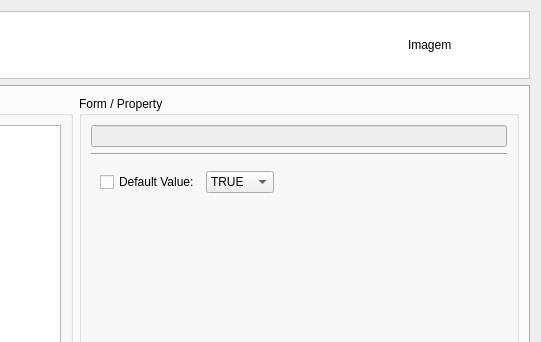
claudiobogossian/terralib5, file src/terralib/qt/plugins/mobile/qt/ui/GeoPackageBuilderDialogForm.ui: the form before one commit; both pictures show x 390 to 931 and y 0 to 342 of the 931 by 607 pixel window.
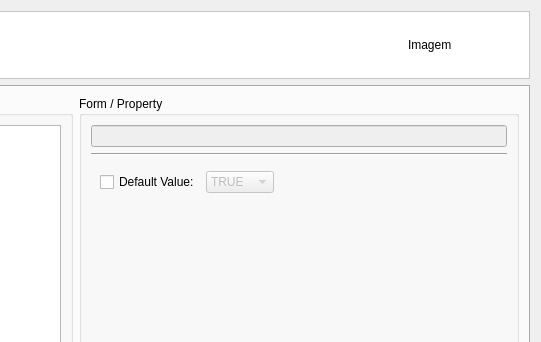
The form after the commit. The open tabs and pages were chosen to show the change.

```diff
--- a/src/terralib/qt/plugins/mobile/qt/ui/GeoPackageBuilderDialogForm.ui
+++ b/src/terralib/qt/plugins/mobile/qt/ui/GeoPackageBuilderDialogForm.ui
@@ -284,6 +284,9 @@
                           </item>
                           <item row="0" column="1">
                            <widget class="QComboBox" name="m_boolComboBox">
+                            <property name="enabled">
+                             <bool>false</bool>
+                            </property>
                             <property name="sizePolicy">
                              <sizepolicy hsizetype="Minimum" vsizetype="Fixed">
                               <horstretch>0</horstretch>
```
Left out of the diff: 130 changed lines with no effect on the pictures.
